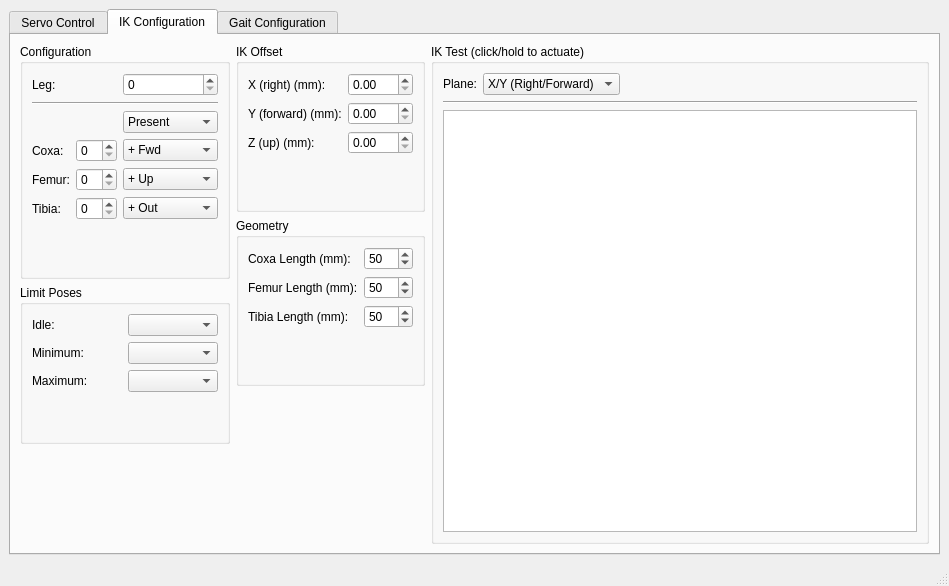
Old version of the form mtool_main_window.ui in the repository mjbots/mjmech.
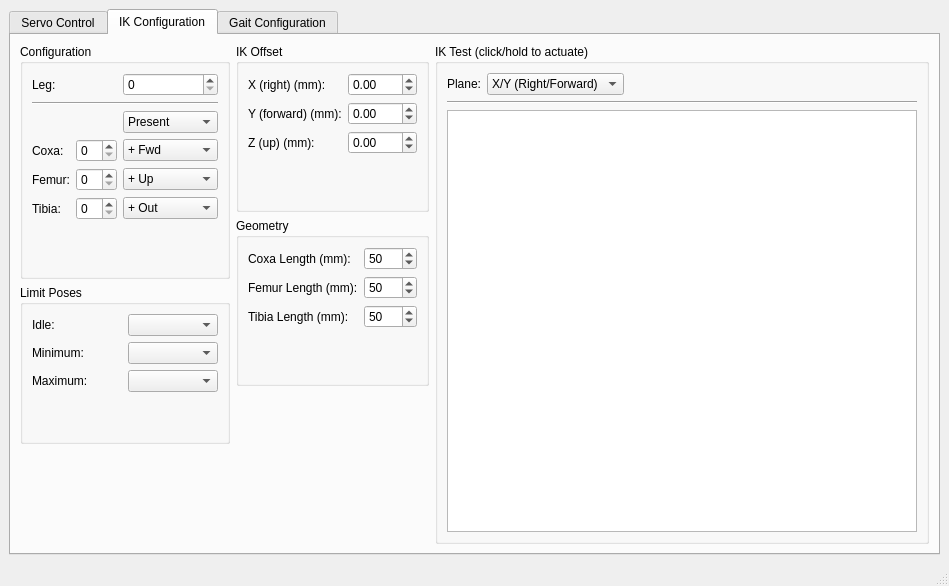
New version of the form. The open tabs and pages were chosen to show the change.

Commit message: Implement plane combo.

The edit to the form file:
```diff
--- a/mtool_main_window.ui
+++ b/mtool_main_window.ui
@@ -506,6 +506,9 @@
              </item>
              <item row="0" column="1">
               <widget class="QDoubleSpinBox" name="xOffsetSpin">
+               <property name="minimum">
+                <double>-500.000000000000000</double>
+               </property>
                <property name="maximum">
                 <double>500.000000000000000</double>
                </property>
@@ -520,6 +523,9 @@
              </item>
              <item row="1" column="1">
               <widget class="QDoubleSpinBox" name="yOffsetSpin">
+               <property name="minimum">
+                <double>-500.000000000000000</double>
+               </property>
                <property name="maximum">
                 <double>500.000000000000000</double>
                </property>
@@ -534,6 +540,9 @@
              </item>
              <item row="2" column="1">
               <widget class="QDoubleSpinBox" name="zOffsetSpin">
+               <property name="minimum">
+                <double>-500.000000000000000</double>
+               </property>
                <property name="maximum">
                 <double>500.000000000000000</double>
                </property>
@@ -546,7 +555,7 @@
                </property>
                <property name="sizeHint" stdset="0">
                 <size>
-                 <width>65</width>
+                 <width>69</width>
                  <height>40</height>
                 </size>
                </property>
@@ -637,7 +646,7 @@
                </property>
                <property name="sizeHint" stdset="0">
                 <size>
-                 <width>49</width>
+                 <width>53</width>
                  <height>40</height>
                 </size>
                </property>
```
The commit also changes 2 other files.
